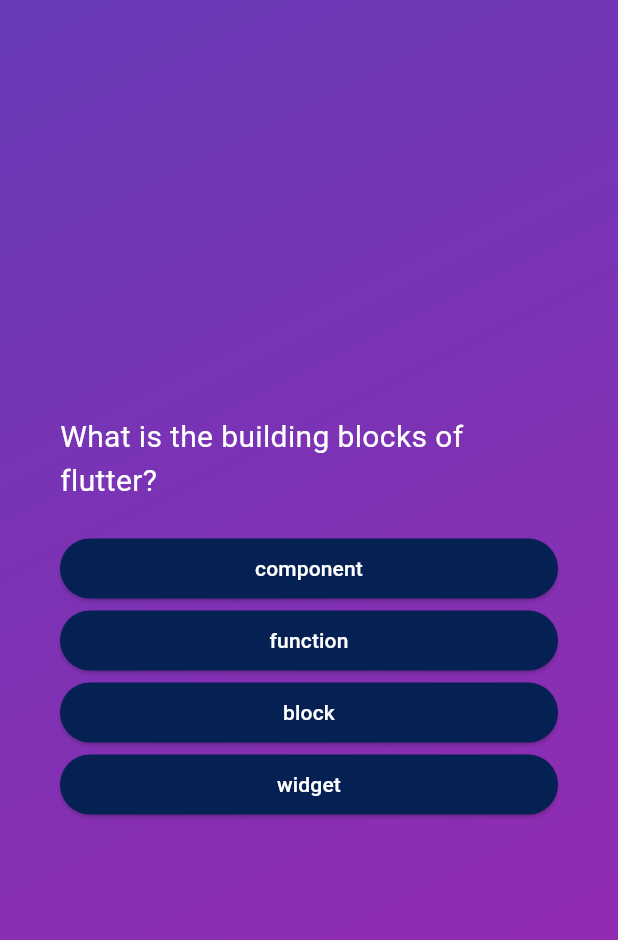
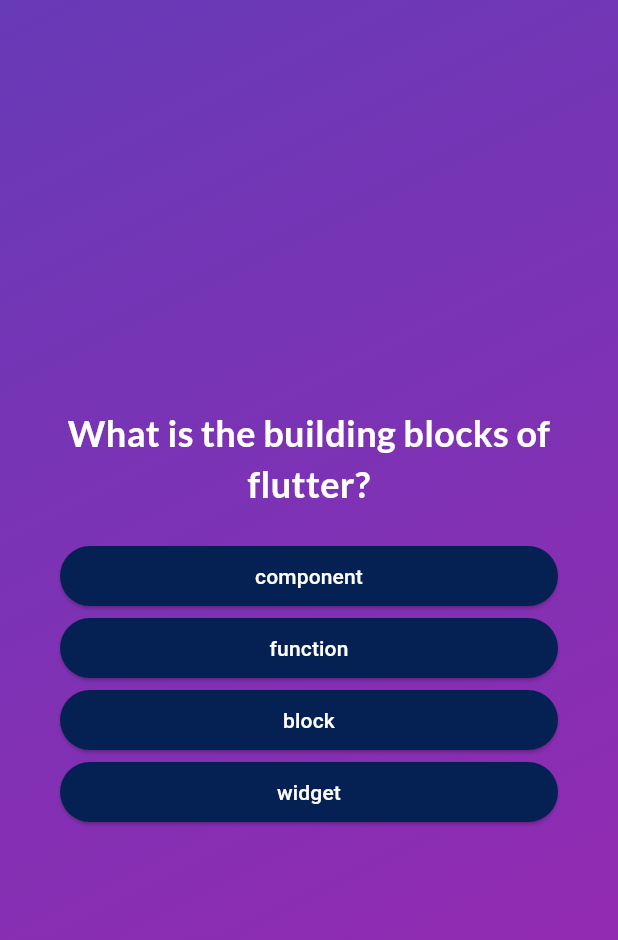
Before and after one commit to SH-Shawon/quiz_app, a Flutter app: the screen it shows after launch, after a tap on "start quiz", on a phone screen of 412 x 824 dp. Shown: the top 940 px of the screen. Run offline on Flutter 3.47's test engine with Material 3 defaults, Android fonts, the phone set to English and light mode, and no system bars; our stand-ins replace google_fonts.

Commit message:
use third party font in code

```diff
--- a/lib/question_screen.dart
+++ b/lib/question_screen.dart
@@ -1,4 +1,5 @@
 import 'package:flutter/material.dart';
+import 'package:google_fonts/google_fonts.dart';
 import 'package:quiz_app/custom_widget/answer_button.dart';
 import 'package:quiz_app/data/questions.dart';
 
@@ -29,7 +30,15 @@ class _QuestionScreenState extends State<QuestionScreen>{
           mainAxisAlignment: MainAxisAlignment.center,
           crossAxisAlignment: CrossAxisAlignment.stretch, // this will take all the available space horizontally
           children: [
-            Text(currentQuestion.question,style: TextStyle(fontSize: 20,color: Colors.white),),
+            Text(
+              currentQuestion.question,
+              style: GoogleFonts.lato(
+                color: Colors.white,
+                fontSize: 24,
+                fontWeight: FontWeight.bold,
+              ),
+              textAlign: TextAlign.center,
+            ),
             SizedBox(height: 20,),
             ...currentQuestion.getShuffledAnswer().map((answer){
               return AnswerButton(answer, changeQuestionIndex);
```
